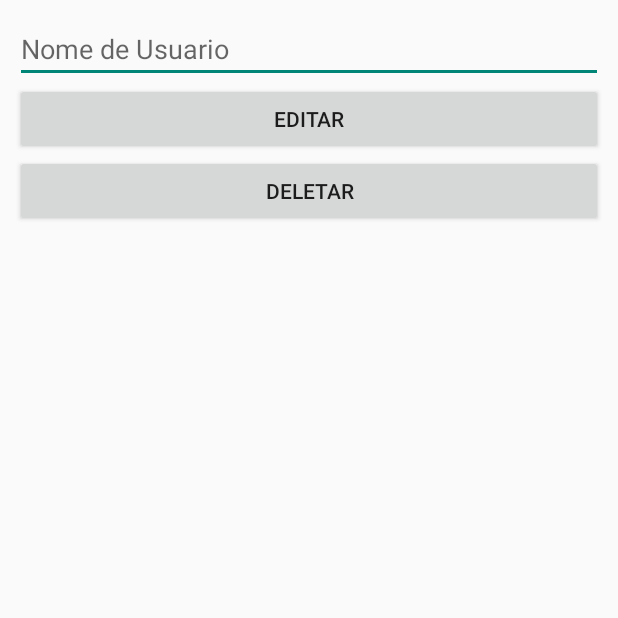
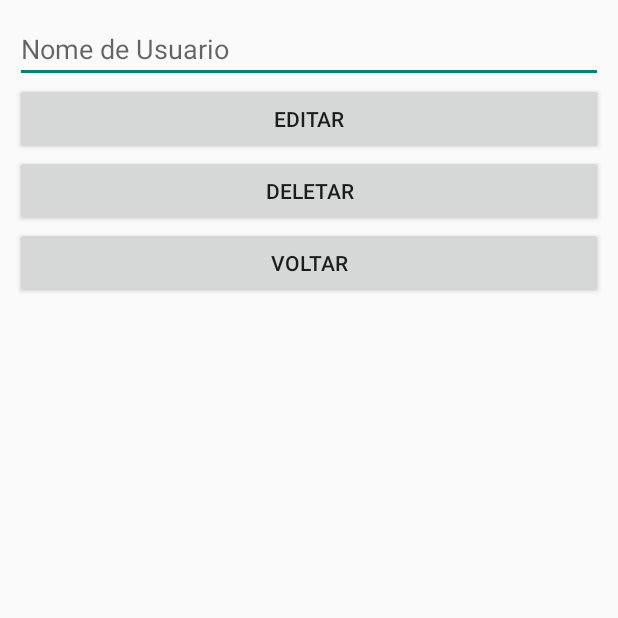
Before and after one commit to alvaromarinho/showdatrigonometria, an Android app: the Alterar screen opened directly, with no data from a screen before it, on a phone screen of 412 x 824 dp, the top half of it. Run offline under Robolectric (Android 15) with nearby library versions, the phone set to English and light mode, and no system bars; 2 statements that could not run were skipped.

Commit message:
Botão VOLTAR implementado

```diff
--- a/app/src/main/java/com/example/alvinkalango/showdatrigonometria/Alterar.java
+++ b/app/src/main/java/com/example/alvinkalango/showdatrigonometria/Alterar.java
@@ -7,12 +7,12 @@ import android.os.Bundle;
 import android.view.View;
 import android.widget.Button;
 import android.widget.EditText;
+import android.widget.Toast;
 
 public class Alterar extends Activity{
 
     EditText Nome;
-    Button Editar;
-    Button Deletar;
+    Button Bt_editar, Bt_deletar, Bt_voltar;
 
     ManipulaBanco CRUD;
     Cursor Cursor;
@@ -27,28 +27,34 @@ public class Alterar extends Activity{
         CRUD = new ManipulaBanco(getBaseContext());
 
         Nome = (EditText)findViewById(R.id.editTextUsuarioED);
-        Editar = (Button)findViewById(R.id.bt_editar);
-        Deletar = (Button)findViewById(R.id.bt_deletar);
+        Bt_editar = (Button)findViewById(R.id.bt_editar);
+        Bt_deletar = (Button)findViewById(R.id.bt_deletar);
+        Bt_voltar = (Button)findViewById(R.id.bt_voltar);
 
         Cursor = CRUD.carregarDadoById(Integer.parseInt(codigo));
         Nome.setText(Cursor.getString(Cursor.getColumnIndexOrThrow(CriarBanco.NOME)));
 
-        Editar.setOnClickListener(new View.OnClickListener() {
+        Bt_editar.setOnClickListener(new View.OnClickListener() {
             @Override
             public void onClick(View v) {
                 CRUD.alterarRegistro(Integer.parseInt(codigo), Nome.getText().toString(), "", "", "", "", "", "", "");
-                Intent intent = new Intent(Alterar.this, Consultar.class);
-                startActivity(intent);
+                Toast.makeText(getApplicationContext(), "Usuário editado com sucesso!", Toast.LENGTH_LONG).show();
                 finish();
             }
         });
 
-        Deletar.setOnClickListener(new View.OnClickListener() {
+        Bt_deletar.setOnClickListener(new View.OnClickListener() {
             @Override
             public void onClick(View v) {
                 CRUD.deletarRegistro(Integer.parseInt(codigo));
-                Intent intent = new Intent(Alterar.this, Consultar.class);
-                startActivity(intent);
+                Toast.makeText(getApplicationContext(), "Usuário deletado com sucesso!", Toast.LENGTH_LONG).show();
+                finish();
+            }
+        });
+
+        Bt_voltar.setOnClickListener(new View.OnClickListener() {
+            @Override
+            public void onClick(View v) {
                 finish();
             }
         });
--- a/app/src/main/java/com/example/alvinkalango/showdatrigonometria/MainActivity.java
+++ b/app/src/main/java/com/example/alvinkalango/showdatrigonometria/MainActivity.java
@@ -33,7 +33,6 @@ public class MainActivity extends AppCompatActivity {
             public void onClick(View v) {
                 Intent intent = new Intent(MainActivity.this, Entrar.class);
                 startActivity(intent);
-                finish();
             }
         });
 
@@ -42,7 +41,6 @@ public class MainActivity extends AppCompatActivity {
             public void onClick(View v) {
                 Intent intent = new Intent(MainActivity.this, Cadastrar.class);
                 startActivity(intent);
-                finish();
             }
         });
 
@@ -51,7 +49,6 @@ public class MainActivity extends AppCompatActivity {
             public void onClick(View v) {
                 Intent intent = new Intent(MainActivity.this, Consultar.class);
                 startActivity(intent);
-                finish();
             }
         });
     }
--- a/app/src/main/res/layout/activity_alterar.xml
+++ b/app/src/main/res/layout/activity_alterar.xml
@@ -25,4 +25,11 @@
         android:id="@+id/bt_deletar"
         android:layout_below="@+id/bt_editar"/>
 
+    <Button
+        android:layout_width="match_parent"
+        android:layout_height="wrap_content"
+        android:text="Voltar"
+        android:id="@+id/bt_voltar"
+        android:layout_below="@+id/bt_deletar"/>
+
 </RelativeLayout>
```
Also changed, not shown: app/src/main/java/com/example/alvinkalango/showdatrigonometria/Cadastrar.java (+9 -1 lines), app/src/main/java/com/example/alvinkalango/showdatrigonometria/Consultar.java (+10 -0 lines), app/src/main/java/com/example/alvinkalango/showdatrigonometria/Entrar.java (+10 -0 lines), app/src/main/res/layout/activity_cadastrar.xml (+7 -0 lines), app/src/main/res/layout/activity_consultar.xml (added, +36 -0 lines), app/src/main/res/layout/activity_entrar.xml (+27 -5 lines).
